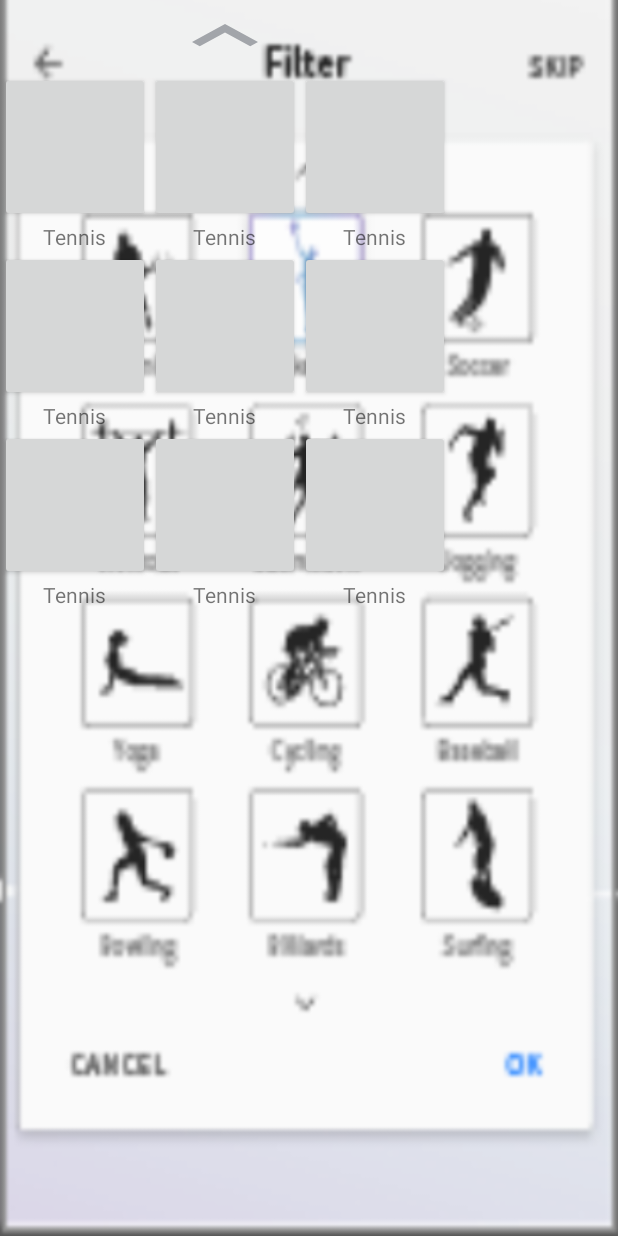
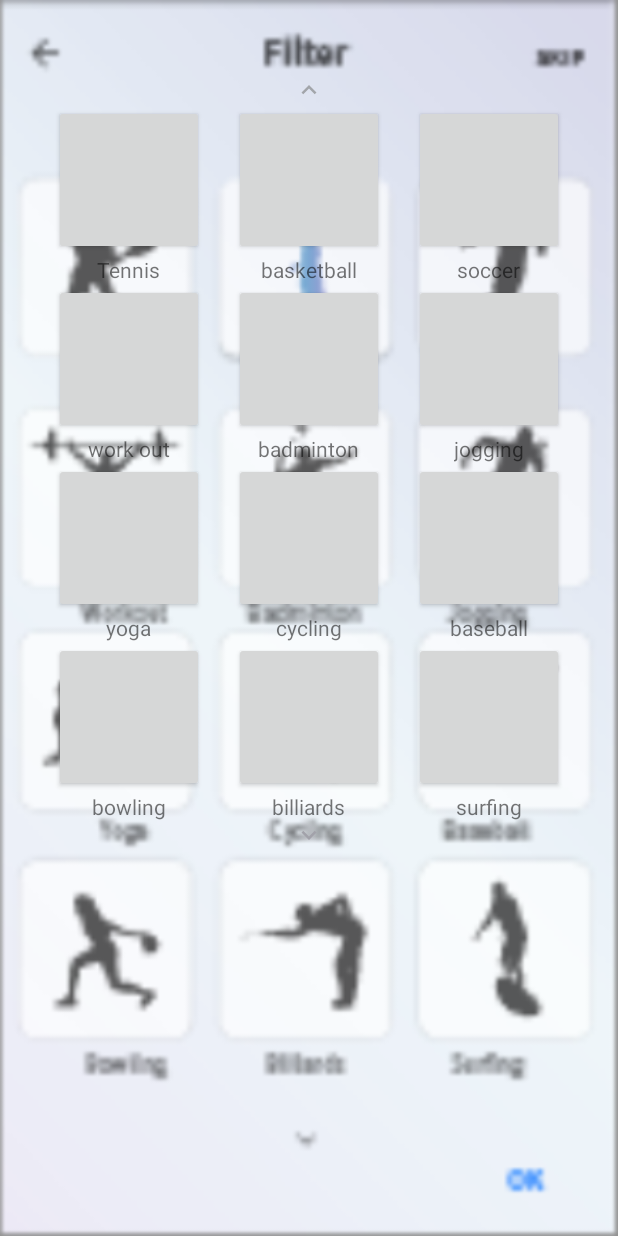
Before and after one commit to jkimpro/SJSU_Joyn, an Android app: the layout activity_sportschioce.xml on its own in the app's theme, with its tools: preview values and no code run, on a phone screen of 412 x 824 dp. Run offline under Robolectric (Android 15) with nearby library versions, the phone set to English and light mode, and no system bars; Roboto replaces fonts that are not available here.

Commit message:
added drawable

```diff
--- a/client/app/src/main/java/com/example/junhyuk/sjsu_client/SelectSportsActivity.java
+++ b/client/app/src/main/java/com/example/junhyuk/sjsu_client/SelectSportsActivity.java
@@ -19,8 +19,10 @@ public class SelectSportsActivity extends AppCompatActivity {
     private Button downScroll;
 
     @Override
-    public void onCreate(@Nullable Bundle savedInstanceState, @Nullable PersistableBundle persistentState) {
-        super.onCreate(savedInstanceState, persistentState);
+    protected void onCreate(Bundle savedInstanceState) {
+
+        super.onCreate(savedInstanceState);
         setContentView(R.layout.activity_sportschioce);
+
     }
 }
--- /dev/null
+++ b/client/app/src/main/res/drawable/ic_keyboard_arrow_down_black_24dp.xml
@@ -0,0 +1,5 @@
+<vector android:height="24dp" android:tint="#A2A2AA"
+    android:viewportHeight="24.0" android:viewportWidth="24.0"
+    android:width="24dp" xmlns:android="http://schemas.android.com/apk/res/android">
+    <path android:fillColor="#FF000000" android:pathData="M7.41,7.84L12,12.42l4.59,-4.58L18,9.25l-6,6 -6,-6z"/>
+</vector>
--- a/client/app/src/main/res/layout/activity_sportschioce.xml
+++ b/client/app/src/main/res/layout/activity_sportschioce.xml
@@ -7,11 +7,13 @@
     <LinearLayout
         android:layout_width="wrap_content"
         android:layout_height="wrap_content"
-        android:orientation="vertical">
+        android:orientation="vertical"
+        android:layout_centerHorizontal="true"
+        android:layout_marginTop="50dp">
 
         <Button
-            android:layout_width="wrap_content"
-            android:layout_height="wrap_content"
+            android:layout_width="20dp"
+            android:layout_height="20dp"
             android:layout_gravity="center"
             android:background="@drawable/ic_keyboard_arrow_up_black_24dp"/>
 
@@ -40,9 +42,13 @@
                         android:layout_width="wrap_content"
                         android:layout_height="wrap_content"
                         android:layout_gravity="center"
-                        android:text="Tennis" />
+                        android:text="Tennis"/>
                 </LinearLayout>
 
+                <LinearLayout
+                    android:layout_width="20dp"
+                    android:layout_height="100dp">
+                </LinearLayout>
                 <LinearLayout
                     android:layout_width="wrap_content"
                     android:layout_height="wrap_content"
@@ -57,9 +63,13 @@
                         android:layout_width="wrap_content"
                         android:layout_height="wrap_content"
                         android:layout_gravity="center"
-                        android:text="Tennis" />
+                        android:text="basketball" />
                 </LinearLayout>
 
+                <LinearLayout
+                    android:layout_width="20dp"
+                    android:layout_height="100dp">
+                </LinearLayout>
                 <LinearLayout
                     android:layout_width="wrap_content"
                     android:layout_height="wrap_content"
@@ -74,7 +84,7 @@
                         android:layout_width="wrap_content"
                         android:layout_height="wrap_content"
                         android:layout_gravity="center"
-                        android:text="Tennis" />
+                        android:text="soccer" />
                 </LinearLayout>
             </LinearLayout>
 
@@ -97,9 +107,13 @@
                         android:layout_width="wrap_content"
                         android:layout_height="wrap_content"
                         android:layout_gravity="center"
-                        android:text="Tennis" />
+                        android:text="work out" />
                 </LinearLayout>
 
+                <LinearLayout
+                    android:layout_width="20dp"
+                    android:layout_height="100dp">
+                </LinearLayout>
                 <LinearLayout
                     android:layout_width="wrap_content"
                     android:layout_height="wrap_content"
@@ -114,9 +128,13 @@
                         android:layout_width="wrap_content"
                         android:layout_height="wrap_content"
                         android:layout_gravity="center"
-                        android:text="Tennis" />
+                        android:text="badminton" />
                 </LinearLayout>
 
+                <LinearLayout
+                    android:layout_width="20dp"
+                    android:layout_height="100dp">
+                </LinearLayout>
                 <LinearLayout
                     android:layout_width="wrap_content"
                     android:layout_height="wrap_content"
@@ -131,7 +149,7 @@
                         android:layout_width="wrap_content"
                         android:layout_height="wrap_content"
                         android:layout_gravity="center"
-                        android:text="Tennis" />
+                        android:text="jogging" />
                 </LinearLayout>
             </LinearLayout>
 
@@ -154,8 +172,56 @@
                         android:layout_width="wrap_content"
                         android:layout_height="wrap_content"
                         android:layout_gravity="center"
-                        android:text="Tennis" />
+                        android:text="yoga" />
                 </LinearLayout>
+
+                <LinearLayout
+                    android:layout_width="20dp"
+                    android:layout_height="100dp">
+                </LinearLayout>
+                <LinearLayout
+                    android:layout_width="wrap_content"
+                    android:layout_height="wrap_content"
+                    android:orientation="vertical">
+
+                    <Button
+                        android:layout_width="100dp"
+                        android:layout_height="100dp"
+                        android:layout_weight="1" />
+
+                    <TextView
+                        android:layout_width="wrap_content"
+                        android:layout_height="wrap_content"
+                        android:layout_gravity="center"
+                        android:text="cycling" />
+                </LinearLayout>
+
+                <LinearLayout
+                    android:layout_width="20dp"
+                    android:layout_height="100dp">
+                </LinearLayout>
+                <LinearLayout
+                    android:layout_width="wrap_content"
+                    android:layout_height="wrap_content"
+                    android:orientation="vertical">
+
+                    <Button
+                        android:layout_width="100dp"
+                        android:layout_height="100dp"
+                        android:layout_weight="1" />
+
+                    <TextView
+                        android:layout_width="wrap_content"
+                        android:layout_height="wrap_content"
+                        android:layout_gravity="center"
+                        android:text="baseball" />
+                </LinearLayout>
+            </LinearLayout>
+
+            <LinearLayout
+                android:layout_width="wrap_content"
+                android:layout_height="wrap_content"
+                android:orientation="horizontal">
 
                 <LinearLayout
                     android:layout_width="wrap_content"
@@ -171,9 +237,13 @@
                         android:layout_width="wrap_content"
                         android:layout_height="wrap_content"
                         android:layout_gravity="center"
-                        android:text="Tennis" />
+                        android:text="bowling" />
                 </LinearLayout>
 
+                <LinearLayout
+                    android:layout_width="20dp"
+                    android:layout_height="100dp">
+                </LinearLayout>
                 <LinearLayout
                     android:layout_width="wrap_content"
                     android:layout_height="wrap_content"
@@ -188,9 +258,37 @@
                         android:layout_width="wrap_content"
                         android:layout_height="wrap_content"
                         android:layout_gravity="center"
-                        android:text="Tennis" />
+                        android:text="billiards" />
+                </LinearLayout>
+
+                <LinearLayout
+                    android:layout_width="20dp"
+                    android:layout_height="100dp">
+                </LinearLayout>
+                <LinearLayout
+                    android:layout_width="wrap_content"
+                    android:layout_height="wrap_content"
+                    android:orientation="vertical">
+
+                    <Button
+                        android:layout_width="100dp"
+                        android:layout_height="100dp"
+                        android:layout_weight="1" />
+
+                    <TextView
+                        android:layout_width="wrap_content"
+                        android:layout_height="wrap_content"
+                        android:layout_gravity="center"
+                        android:text="surfing" />
                 </LinearLayout>
             </LinearLayout>
         </LinearLayout>
+
+        <Button
+            android:layout_width="20dp"
+            android:layout_height="20dp"
+            android:layout_gravity="center"
+            android:background="@drawable/ic_keyboard_arrow_down_black_24dp"/>
+
     </LinearLayout>
 </RelativeLayout>
--- a/client/app/src/main/res/layout/popup_slectsports.xml
+++ /dev/null
@@ -1,42 +0,0 @@
-<?xml version="1.0" encoding="utf-8"?>
-<RelativeLayout xmlns:android="http://schemas.android.com/apk/res/android"
-    xmlns:app="http://schemas.android.com/apk/res-auto"
-    android:id="@+id/popup_element"
-    android:layout_width="wrap_content"
-    android:layout_height="wrap_content"
-    android:orientation="vertical">
-
-    <android.support.v7.widget.CardView
-        android:layout_width="wrap_content"
-        android:layout_height="wrap_content"
-        app:cardCornerRadius="6dp"
-        android:elevation="10dp">
-
-        <ImageView
-            android:layout_width="wrap_content"
-            android:layout_height="wrap_content"
-            android:src="@drawable/selectsports_popup"
-            android:scaleType="centerCrop" />
-    </android.support.v7.widget.CardView>
-
-
-    <android.support.v7.widget.CardView
-        android:layout_width="150dp"
-        android:layout_height="40dp"
-        android:background="@color/blue"
-        android:layout_centerHorizontal="true"
-        android:layout_alignParentTop="true"
-        android:layout_marginTop="220dp"
-        app:cardCornerRadius="6dp"
-        android:elevation="10dp">
-
-        <Button
-            android:layout_width="match_parent"
-            android:layout_height="match_parent"
-            android:background="@color/blue"
-            android:text="CONFIRM"
-            android:textColor="@color/white" />
-    </android.support.v7.widget.CardView>
-
-
-</RelativeLayout>
```
Also changed, not shown: client/app/src/main/res/drawable/activity_sportschoice.PNG, client/app/src/main/res/drawable/getstart.png (deleted), client/app/src/main/res/drawable/login.png (deleted), client/app/src/main/res/drawable/main.png (deleted), client/app/src/main/res/drawable/select.png (deleted), client/app/src/main/res/drawable/selectsports.png (deleted), client/app/src/main/res/drawable/selectsports_popup.PNG (deleted), client/app/src/main/res/drawable/signin.png (deleted), client/app/src/main/res/drawable/teamconfirm.PNG (deleted).
